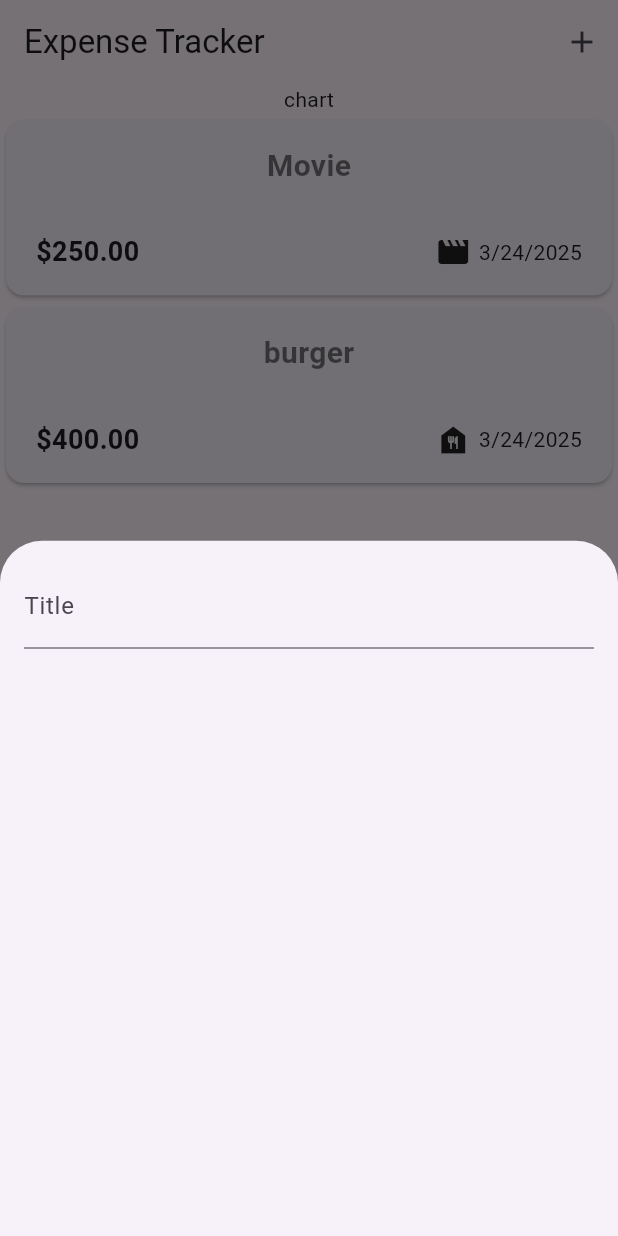
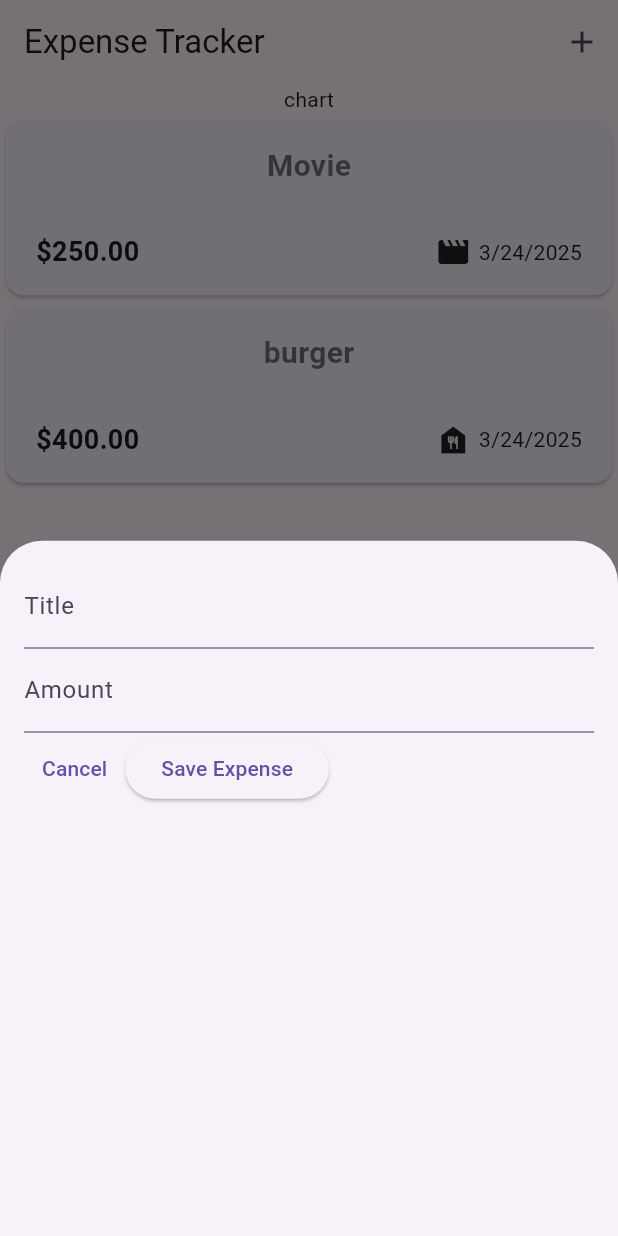
Before and after one commit to nathe444/mobile_expense_tracker, a Flutter app: the screen it shows after launch, after a tap on the "add" icon, on a phone screen of 412 x 824 dp. Run offline on Flutter 3.47's test engine with Material 3 defaults, Android fonts, the phone set to English and light mode, and no system bars.

Commit message:
amount input

```diff
--- a/lib/widgets/new_expense.dart
+++ b/lib/widgets/new_expense.dart
@@ -8,14 +8,41 @@ class NewExpense extends StatefulWidget {
 }
 
 class _NewExpenseState extends State<NewExpense> {
+  final _titleController = TextEditingController();
+  final _amountController = TextEditingController();
+
+  @override
+  void dispose() {
+    _titleController.dispose();
+    _amountController.dispose();
+    super.dispose();
+  }
+
   @override
   Widget build(BuildContext context) {
-    return const Padding(
-      padding: EdgeInsets.all(16),
+    return Padding(
+      padding: const EdgeInsets.all(16),
       child: Column(
         children: [
           TextField(
-            decoration: InputDecoration(label: Text("Title")),
+            controller: _titleController,
+            decoration: const InputDecoration(label: Text("Title")),
+          ),
+          TextField(
+            keyboardType: TextInputType.number,
+            decoration: const InputDecoration(prefixText: '\$', label: Text("Amount")),
+            controller: _amountController,
+          ),
+          Row(
+            children: [
+              TextButton(onPressed: () {}, child: const Text("Cancel")),
+              ElevatedButton(
+                  onPressed: () {
+                    print(_titleController.text);
+                    print(_amountController.text);
+                  },
+                  child: const Text("Save Expense")),
+            ],
           )
         ],
       ),
```
